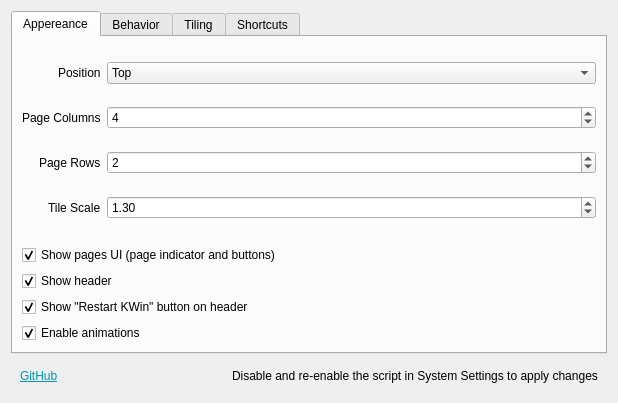
Before: the Qt Designer form package/contents/ui/config.ui in qewer33/Exquisite, drawn with Qt 5.
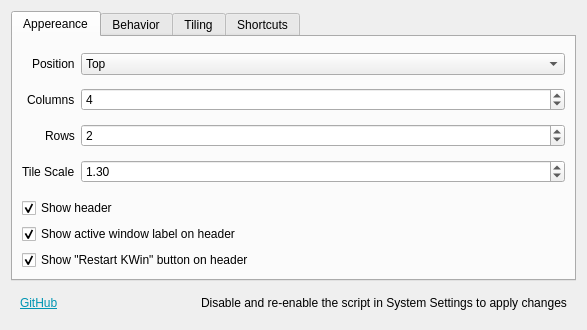
After: the same form once the commit is applied. Icons and pictures are not drawn.

What changed in the file:
```diff
--- a/package/contents/ui/config.ui
+++ b/package/contents/ui/config.ui
@@ -6,8 +6,8 @@
    <rect>
     <x>0</x>
     <y>0</y>
-    <width>618</width>
-    <height>403</height>
+    <width>587</width>
+    <height>330</height>
    </rect>
   </property>
   <property name="sizePolicy">
@@ -73,19 +73,6 @@
            </property>
           </widget>
          </item>
-         <item row="1" column="0">
-          <widget class="QLabel" name="label">
-           <property name="sizePolicy">
-            <sizepolicy hsizetype="Expanding" vsizetype="Expanding">
-             <horstretch>0</horstretch>
-             <verstretch>0</verstretch>
-            </sizepolicy>
-           </property>
-           <property name="text">
-            <string>Page Columns</string>
-           </property>
-          </widget>
-         </item>
          <item row="2" column="1">
           <widget class="QSpinBox" name="kcfg_rows">
            <property name="sizePolicy">
@@ -105,7 +92,7 @@
          <item row="2" column="0">
           <widget class="QLabel" name="label_4">
            <property name="text">
-            <string>Page Rows</string>
+            <string>Rows</string>
            </property>
           </widget>
          </item>
@@ -181,18 +168,21 @@
            </property>
           </widget>
          </item>
+         <item row="1" column="0">
+          <widget class="QLabel" name="label">
+           <property name="sizePolicy">
+            <sizepolicy hsizetype="Expanding" vsizetype="Expanding">
+             <horstretch>0</horstretch>
+             <verstretch>0</verstretch>
+            </sizepolicy>
+           </property>
+           <property name="text">
+            <string>Columns</string>
+           </property>
+          </widget>
+         </item>
         </layout>
        </item>
-       <item>
-        <widget class="QCheckBox" name="kcfg_showPagesUI">
-         <property name="text">
-          <string>Show pages UI (page indicator and buttons)</string>
-         </property>
-         <property name="checked">
-          <bool>true</bool>
-         </property>
-        </widget>
-       </item>
        <item>
         <widget class="QCheckBox" name="kcfg_showHeader">
          <property name="sizePolicy">
@@ -209,6 +199,16 @@
          </property>
         </widget>
        </item>
+       <item>
+        <widget class="QCheckBox" name="kcfg_showActiveWindowLabel">
+         <property name="text">
+          <string>Show active window label on header</string>
+         </property>
+         <property name="checked">
+          <bool>true</bool>
+         </property>
+        </widget>
+       </item>
        <item>
         <widget class="QCheckBox" name="kcfg_showRestartButton">
          <property name="sizePolicy">
@@ -228,16 +228,6 @@
          </property>
         </widget>
        </item>
-       <item>
-        <widget class="QCheckBox" name="kcfg_enableAnimations">
-         <property name="text">
-          <string>Enable animations</string>
-         </property>
-         <property name="checked">
-          <bool>true</bool>
-         </property>
-        </widget>
-       </item>
       </layout>
      </widget>
      <widget class="QWidget" name="tab_2">
```
